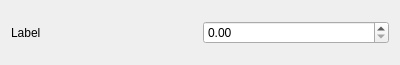
The window that src/gui/settings/setting_spin_float.ui (p12tic/sanescan) describes before a commit, drawn with Qt 5.
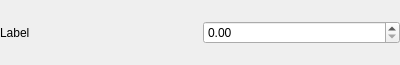
The same window after the commit.

Commit message: gui: Reduce default margins in setting widgets

The edit to the form file:
```diff
--- a/src/gui/settings/setting_spin_float.ui
+++ b/src/gui/settings/setting_spin_float.ui
@@ -14,6 +14,18 @@
    <string>Form</string>
   </property>
   <layout class="QHBoxLayout" name="horizontalLayout">
+   <property name="leftMargin">
+    <number>0</number>
+   </property>
+   <property name="topMargin">
+    <number>0</number>
+   </property>
+   <property name="rightMargin">
+    <number>0</number>
+   </property>
+   <property name="bottomMargin">
+    <number>0</number>
+   </property>
    <item>
     <widget class="QLabel" name="label">
      <property name="text">
```
The commit also changes 2 other files.
